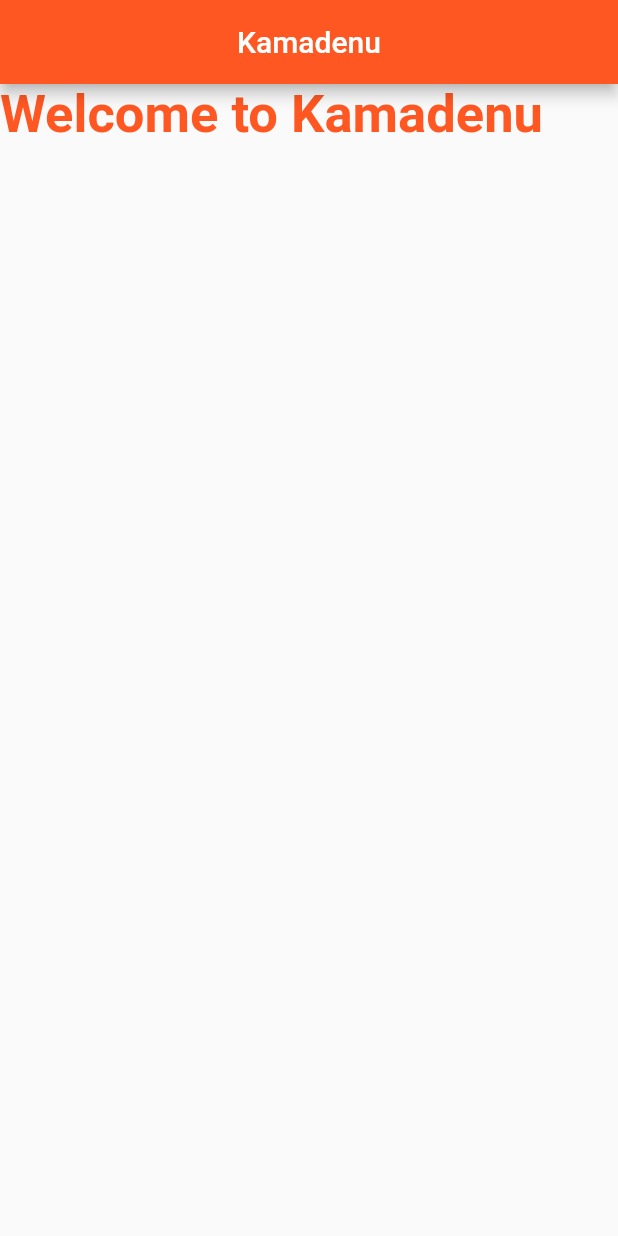
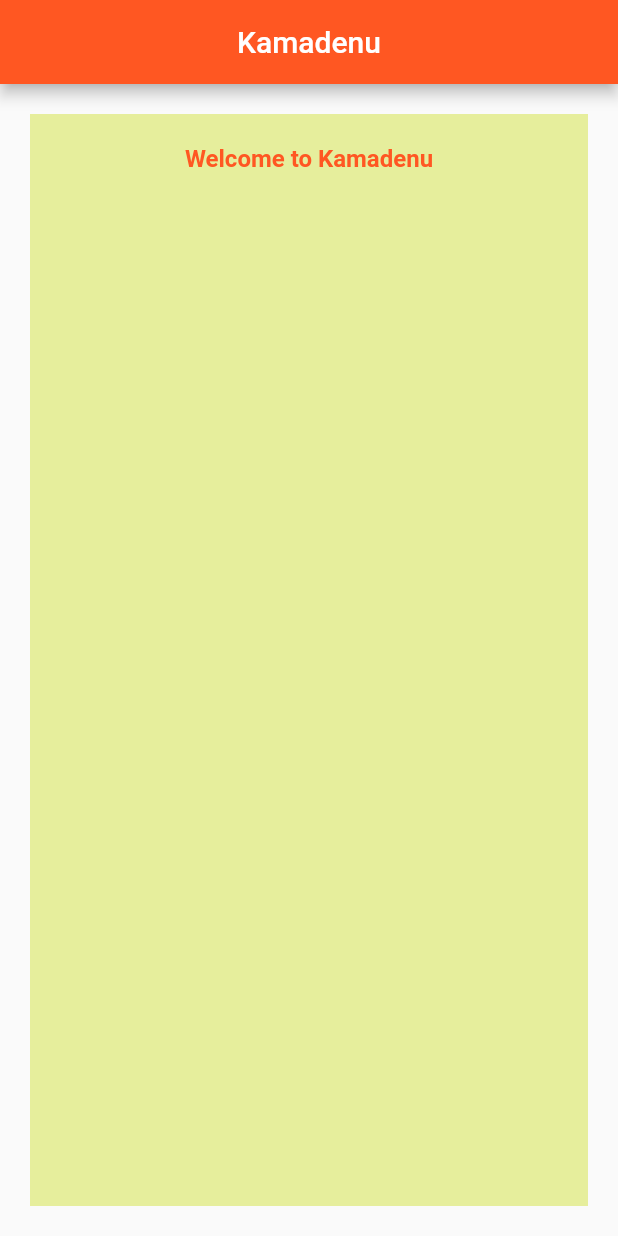
Before and after one commit to VijayGanganapalli/kamadenu, a Flutter app: the screen it shows after launch, on a phone screen of 412 x 824 dp. Run offline on Flutter 3.47's test engine with Material 2 defaults, Android fonts, the phone set to English and light mode, and no system bars.

Commit message:
Added basic details of container widget

```diff
--- a/lib/main.dart
+++ b/lib/main.dart
@@ -26,14 +26,22 @@ class Home extends StatelessWidget {
         centerTitle: true,
         title: Text("Kamadenu"),
       ),
-      body: Text(
-        "Welcome to Kamadenu",
-        style: TextStyle(
-          fontSize: 35.0,
-          fontWeight: FontWeight.bold,
-          color: Colors.deepOrange,
+      body: Container(
+        width: double.infinity,
+        height: double.infinity,
+        decoration: BoxDecoration(color: Colors.lime[200]),
+        margin: EdgeInsets.all(20.0),
+        padding: EdgeInsets.all(20.0),
+        child: Text(
+          "Welcome to Kamadenu",
+          style: TextStyle(
+            fontSize: 16.0,
+            fontWeight: FontWeight.bold,
+            color: Colors.deepOrange,
+          ),
+          textAlign: TextAlign.center,
+          overflow: TextOverflow.ellipsis,
         ),
-        textAlign: TextAlign.center,
       ),
     );
   }
```
